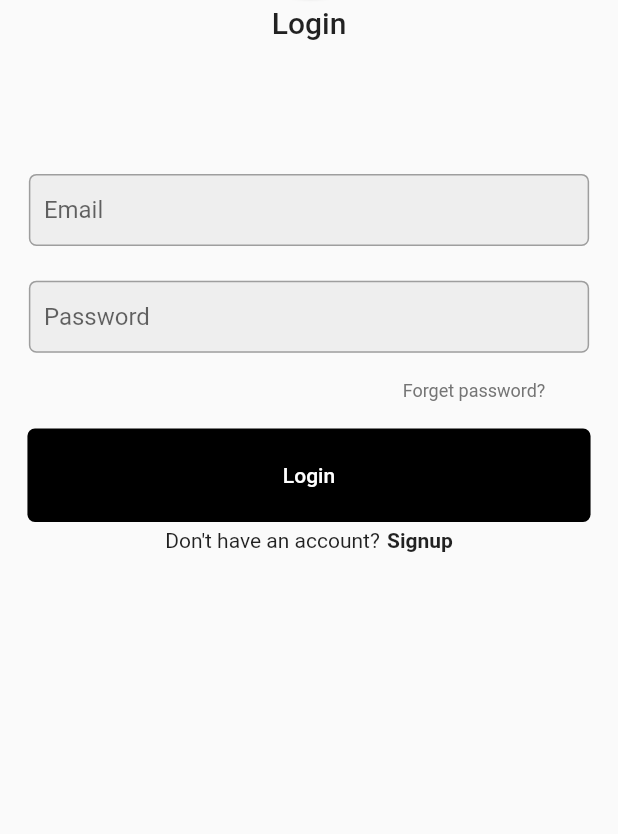
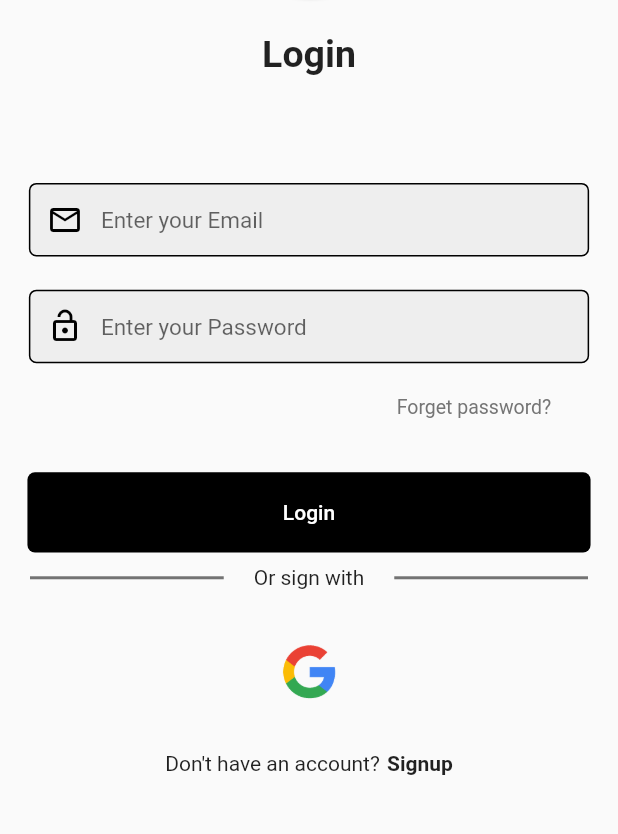
Before and after one commit to shreyachovatiya/hairsalon, a Flutter app: the screen it shows after launch, on a phone screen of 412 x 824 dp, the part 221-1055 px from its top. Run offline on Flutter 3.47's test engine with Material 2 defaults, Android fonts, the phone set to English and light mode, and no system bars; our stand-ins replace flutter_screenutil, get, liquid_swipe.

Commit message:
login Screen

```diff
--- a/lib/CommonWidgets/common_textfield.dart
+++ b/lib/CommonWidgets/common_textfield.dart
@@ -5,11 +5,11 @@ class CommonTextfield extends StatefulWidget {
   const CommonTextfield({
     Key? key,
     this.hint,
-    this.suffixicon,
+    this.prifixicon,
     this.controller,
   }) : super(key: key);
   final hint;
-  final suffixicon;
+  final prifixicon;
   final controller;
 
   @override
@@ -20,20 +20,23 @@ class _CommonTextfieldState extends State<CommonTextfield> {
   @override
   Widget build(BuildContext context) {
     return TextField(
+      maxLines: 1,
+      textInputAction: TextInputAction.next,
       controller: widget.controller,
       decoration: InputDecoration(
-        contentPadding: EdgeInsets.only(top: 5, left: 10),
-        suffixIcon: widget.suffixicon,
+        contentPadding: EdgeInsets.symmetric(vertical: 15, horizontal: 10),
+        prefixIcon: widget.prifixicon,
         enabledBorder: OutlineInputBorder(
             borderRadius: BorderRadius.circular(5),
-            borderSide: BorderSide(color: Colors.grey)),
+            borderSide: BorderSide(color: Colors.black)),
         focusedBorder:
             OutlineInputBorder(borderRadius: BorderRadius.circular(5)),
         hintText: widget.hint,
+        hintStyle: TextStyle(fontSize: 15),
         fillColor: Colors.grey.shade200,
         filled: true,
         constraints: BoxConstraints.expand(
-          height: 70.h,
+          height: 80.h,
           width: 388.w,
         ),
       ),
--- a/lib/login_screen.dart
+++ b/lib/login_screen.dart
@@ -43,38 +43,77 @@ class _LoginScreenState extends State<LoginScreen> {
                           image: AssetImage("assets/images/logo.jpg"))),
                 ),
                 SizedBox(
-                  height: 10.h,
+                  height: 30.h,
                 ),
                 Text(
                   "Login",
-                  style: TextStyle(fontSize: 20, fontWeight: FontWeight.w500),
+                  style: TextStyle(fontSize: 25, fontWeight: FontWeight.w600),
                 ),
-                SizedBox(height: 100.h),
+                SizedBox(height: 80.h),
                 CommonTextfield(
+                  prifixicon: Icon(Icons.email_outlined, color: Colors.black),
                   controller: emailcontroller,
-                  hint: "Email",
+                  hint: "Enter your Email",
                 ),
-                SizedBox(height: 10.h),
-                CommonTextfield(hint: "Password"),
-                SizedBox(height: 5.h),
+                CommonTextfield(
+                  hint: "Enter your Password",
+                  controller: passwordcontroller,
+                  prifixicon:
+                      Icon(Icons.lock_open_outlined, color: Colors.black),
+                ),
+                // SizedBox(height: 5.h),
                 Padding(
                   padding: EdgeInsets.only(left: 220),
                   child: Text(
                     "Forget password?",
-                    style: TextStyle(fontSize: 12, color: Colors.grey.shade600),
+                    style: TextStyle(fontSize: 13, color: Colors.grey.shade600),
                   ),
                 ),
-                SizedBox(height: 20.h),
+                SizedBox(height: 40.h),
                 CommonButton(
                   onpress: () {},
-                  height: 70.h,
+                  height: 60.h,
                   width: 390.w,
                   text: Text(
                     "Login",
                     style: TextStyle(color: Colors.white),
                   ),
                 ),
-                SizedBox(height: 5.h),
+                SizedBox(height: 10.h),
+                Row(
+                  children: [
+                    Expanded(
+                      child: Divider(
+                        color: Colors.black54,
+                        // height: 3,
+                        thickness: 2,
+                        indent: 20,
+                        endIndent: 20,
+                      ),
+                    ),
+                    Text("Or sign with"),
+                    Expanded(
+                      child: Divider(
+                        color: Colors.black54,
+                        // height: 3,
+                        thickness: 2,
+                        indent: 20,
+                        endIndent: 20,
+                      ),
+                    ),
+                  ],
+                ),
+                SizedBox(height: 20.h),
+                Row(
+                  mainAxisAlignment: MainAxisAlignment.center,
+                  children: [
+                    Image.asset(
+                      'assets/images/googlee.png',
+                      scale: 5,
+                    )
+                  ],
+                ),
+                SizedBox(height: 20.h),
                 Row(
                   mainAxisAlignment: MainAxisAlignment.center,
                   children: [
```
Also changed, not shown: assets/images/googlee.png (added).
